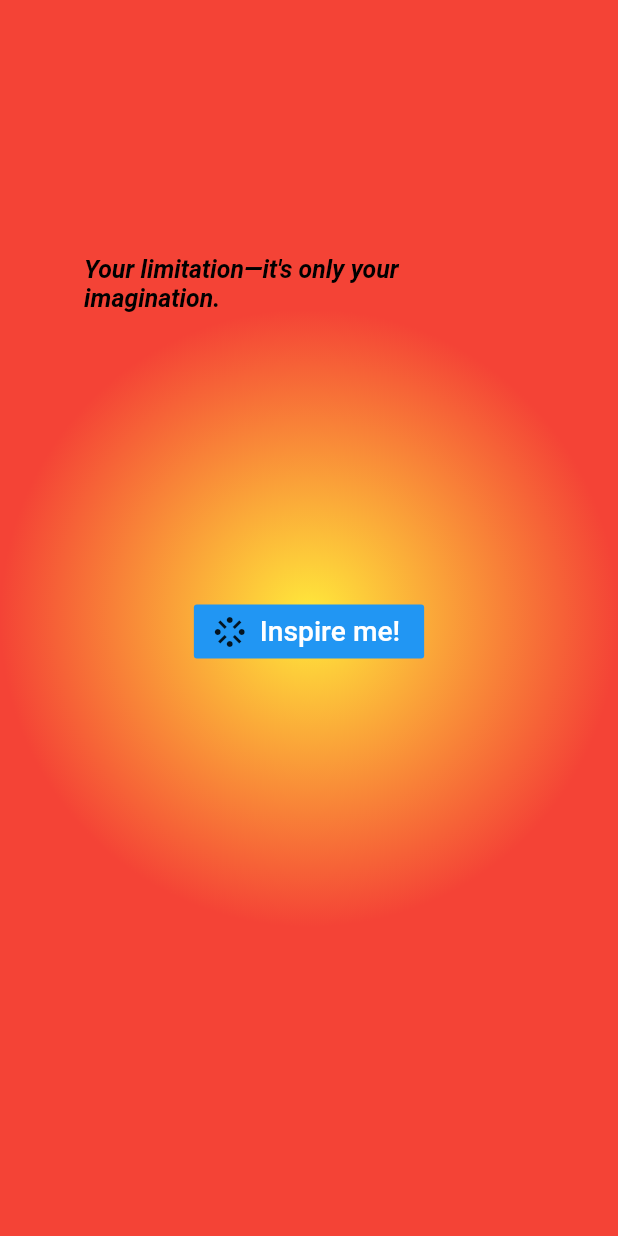
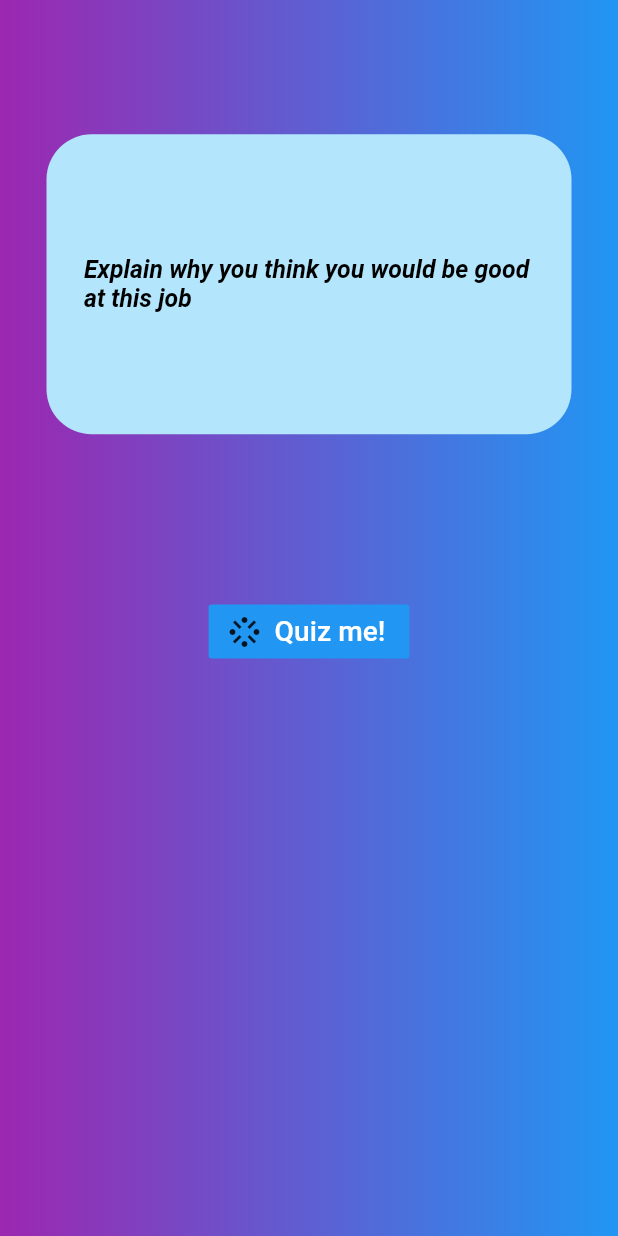
Before and after one commit to Yardglass/inspirational_quotes, a Flutter app: the screen it shows after launch, on a phone screen of 412 x 824 dp. Run offline on Flutter 3.47's test engine with Material 2 defaults, Android fonts, the phone set to English and light mode, and no system bars.

```diff
--- a/lib/home.dart
+++ b/lib/home.dart
@@ -12,68 +12,20 @@ class _WisdomState extends State<Wisdom> {
   int _index = 0;
 
   List quotes = [
-    "Your limitation—it's only your imagination.",
-    "Push yourself, because no one else is going to do it for you.",
-    "Sometimes later becomes never. ...",
-    "Great things never come from comfort zones.",
-    "Dream it. ...",
-    "Success doesn't just find you. ...",
-    "Dream bigger.",
-    "All our dreams can come true, if we have the courage to pursue them. – Walt Disney",
-    "The secret of getting ahead is getting started. – Mark Twain",
-    "The best time to plant a tree was 20 years ago. The second best time is now. – Chinese Proverb",
-    "If people are doubting how far you can go, go so far that you can’t hear them anymore. – Michele Ruiz",
-    "You’ve gotta dance like there’s nobody watching, love like you’ll never be hurt, sing like there’s nobody listening, and live like it’s heaven on earth. ― William W. Purkey",
-    "Fairy tales are more than true: not because they tell us that dragons exist, but because they tell us that dragons can be beaten.― Neil Gaiman",
-    "Everything you can imagine is real.― Pablo Picasso",
-    "When one door of happiness closes, another opens; but often we look so long at the closed door that we do not see the one which has been opened for us. ― Helen Keller",
-    "Do one thing every day that scares you.― Eleanor Roosevelt",
-    "It’s no use going back to yesterday, because I was a different person then.― Lewis Carroll",
-    "Smart people learn from everything and everyone, average people from their experiences, stupid people already have all the answers. – Socrates",
-    "Do what you feel in your heart to be right – for you’ll be criticized anyway.― Eleanor Roosevelt",
-    "Happiness is not something ready made. It comes from your own actions. ― Dalai Lama XIV",
-    "Whatever you are, be a good one. ― Abraham Lincoln",
-    "The same boiling water that softens the potato hardens the egg. It’s what you’re made of. Not the circumstances. – Unknown",
-    "If we have the attitude that it’s going to be a great day it usually is. – Catherine Pulsifier",
-    "You can either experience the pain of discipline or the pain of regret. The choice is yours.  – Unknown",
-    "Impossible is just an opinion. – Paulo Coelho",
-    "Your passion is waiting for your courage to catch up. – Isabelle Lafleche",
-    "Magic is believing in yourself. If you can make that happen, you can make anything happen. – Johann Wolfgang Von Goethe",
-    "If something is important enough, even if the odds are stacked against you, you should still do it. – Elon Musk",
-    "Hold the vision, trust the process. – Unknown",
-    "Don’t be afraid to give up the good to go for the great. – John D. Rockefeller",
-    "People who wonder if the glass is half empty or full miss the point. The glass is refillable. – Unknown",
-    "If you’re offered a seat on a rocket ship, don’t ask what seat! Just get on. – Sheryl Sandberg",
-    "I always did something I was a little not ready to do. I think that’s how you grow. When there’s that moment of ‘Wow, I’m not really sure I can do this,’ and you push through those moments, that’s when you have a breakthrough. – Marissa Mayer",
-    "If you hear a voice within you say ‘you cannot paint,’ then by all means paint and that voice will be silenced. – Vincent Van Gogh",
-    "How wonderful it is that nobody need wait a single moment before starting to improve the world. – Anne Frank",
-    "Some people want it to happen, some wish it would happen, others make it happen. – Michael Jordan",
-    "If you believe it’ll work out, you’ll see opportunities. If you don’t believe it’ll work out, you’ll see obstacles. – Wayne Dyer",
-    "I now tried a new hypothesis: It was possible that I was more in charge of my happiness than I was allowing myself to be. – Michelle Obama",
-    "Unsuccessful people make their decisions based on their current situations. Successful people make their decisions based on where they want to be. – Benjamin Hardy",
-    "Never give up on a dream just because of the time it will take to accomplish it. The time will pass anyway. – Earl Nightingale",
-    "If you work on something a little bit every day, you end up with something that is massive. – Kenneth Goldsmith",
-    "The big secret in life is that there is no secret. Whatever your goal, you can get there if you’re willing to work. – Oprah Winfrey",
-    "You're an inspiration to me Mélanie!",
-    "Don’t limit your challenges. Challenge your limits. – Unknown",
-    "Whenever you find yourself doubting how far you can go, just remember how far you have come. – Unknown",
-    "Everyone has inside them a piece of good news. The good news is you don’t know how great you can be! How much you can love! What you can accomplish! And what your potential is. – Anne Frank",
-    "Wherever you go, go with all your heart – Confucius",
-    "A winner is a dreamer who never gives up. – Nelson Mandela",
-    "Only do what your heart tells you. – Princess Diana",
-    "Life’s a game made for everyone and love is the prize – Wake Me Up, Avicii",
-    "It’s a new dawn, it’s a new day, it’s a life for me and I’m feeling good. – Feeling Good, Michael Buble",
-    "A million dreams for the world we’re gonna make’ – The Greatest Showman",
-    "I feel alive, I feel the love, I feel a love that's really rare! I'm walking on Sunshine! - Walking on Sunshine, Katrina & The Waves",
-    "Always be careful when you follow the masses. Sometimes the m is silent.",
-    "If you fall – I’ll be there. – Floor (also - me, I will be!)",
-    "When Plan “A” doesn’t work, don’t worry, you still have 25 more letters to go through.",
-    "If you think you’re too small to make a difference, try sleeping with a mosquito.",
-    "A diamond is merely a lump of coal that did well under pressure.",
-    "“I have not failed. I’ve just found 10,000 ways that don’t work.",
-    "Remember, you have been criticizing yourself for years and it hasn’t worked. Try approving of yourself and see what happens. –Louise L Hay",
-    "Change is painful, but nothing is as painful as staying stuck somewhere you don’t belong. – Mandy Hale",
-    "There are none so inspiring as those who have played handball for their adopted country as well as being the absolute best person to spend time with in the world, are caring and loving, and on top of that are smoking hot - and more ;)",
+    "Explain why you think you would be good at this job",
+    "What's your biggest achievement as a scrum master?",
+    "How would you manage the expectations of the SM's that report to you?",
+    "Can you explain to me a time when you had a difficult conflict in the team, and what did you do to resolve it?",
+    "Remember: You're amazing! Relax.",
+    "What would you look to do on your first day as a lead SM?",
+    "What would you consider your greatest strength to be?",
+    "What would you do to uplift the Scrum Masters reporting to you?",
+    "What plans do you have to improve the chapter?",
+    "How would you handle a direct report who is very unhappy with their performance review?",
+    "",
+    "",
+    "",
+
     ];
 
   @override
@@ -82,9 +34,10 @@ class _WisdomState extends State<Wisdom> {
       body: Container(
         decoration:
         BoxDecoration(
-          gradient: RadialGradient(
-            colors: [Colors.yellow,Colors.red]
-          )
+          gradient: LinearGradient(
+              begin: Alignment.centerLeft,
+              end: Alignment.centerRight,
+              colors: [Colors.purple, Colors.blue])
         ),
         child: Column(
           mainAxisAlignment: MainAxisAlignment.center,
@@ -96,7 +49,7 @@ class _WisdomState extends State<Wisdom> {
                     height: 200,
                     margin: EdgeInsets.all(30.1),
                     decoration: BoxDecoration(
-                        color: Colors.transparent,
+                        color: Colors.lightBlue.shade100,
                         borderRadius: BorderRadius.circular(30.1)),
                     child: Padding(
                       padding: const EdgeInsets.all(25.0),
@@ -121,7 +74,7 @@ class _WisdomState extends State<Wisdom> {
                 onPressed: _showQuote,
                 color: Colors.blue,
                 icon: Icon(Icons.stream),
-                label: Text("Inspire me!",
+                label: Text("Quiz me!",
                     style: TextStyle(
                       fontSize: 18.8,
                       color: Colors.white,
```
